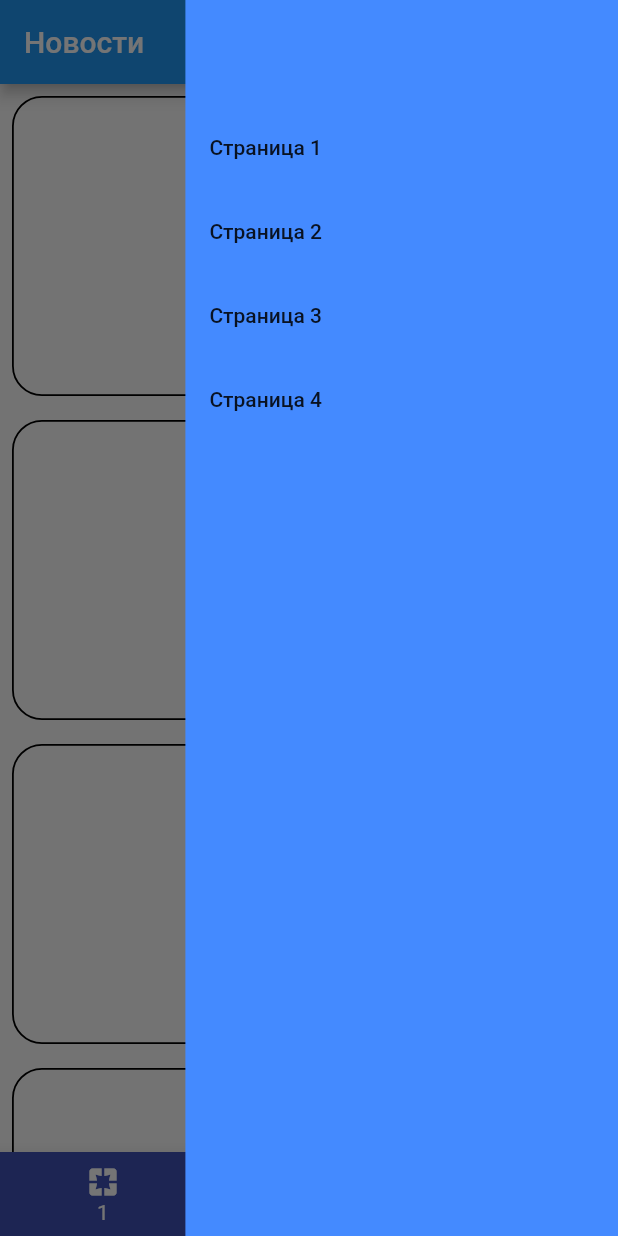
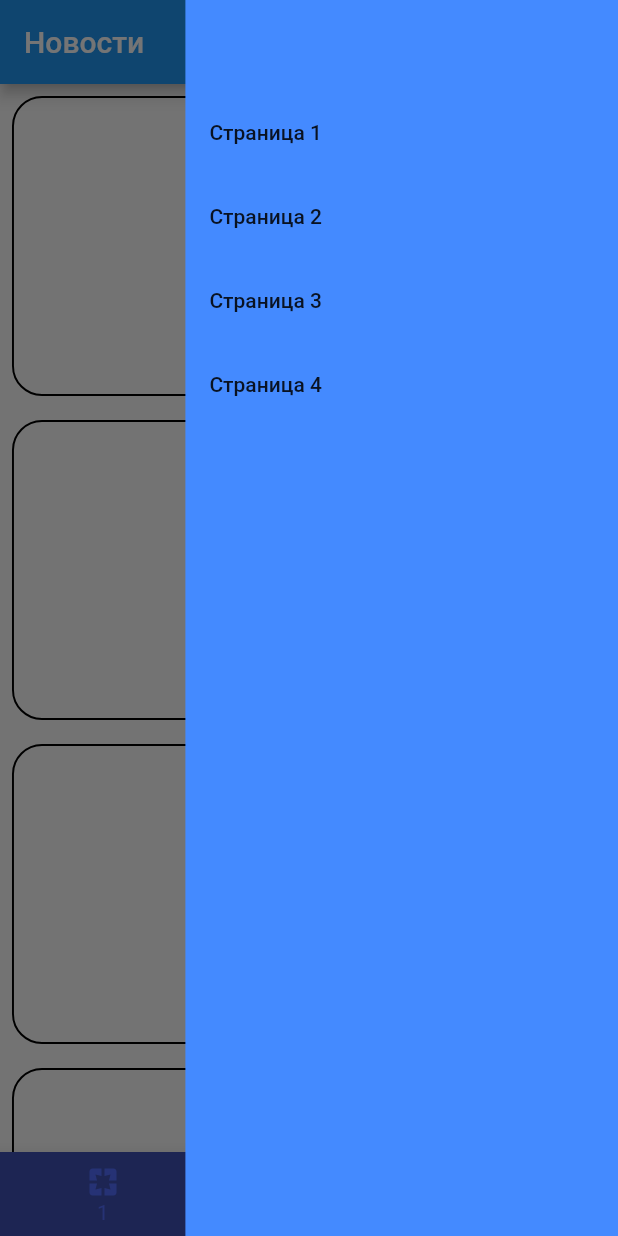
Before and after one commit to bochkarevajv/flutter_testapp, a Flutter app: the screen it shows after launch, after a tap on the "menu" icon, on a phone screen of 412 x 824 dp. Run offline on Flutter 3.47's test engine with Material 2 defaults, Android fonts, the phone set to English and light mode, and no system bars; missing offline and left inert: dart:html.

Commit message:
урок 7
Signed-off-by: bochkarevajv <julia_pimonova@mail.ru>

```diff
--- a/lib/UI/pages/menu.dart
+++ b/lib/UI/pages/menu.dart
@@ -12,7 +12,7 @@ Widget buildMenu(BuildContext context, {width = 200}) {
     child: Column(
       children: [
         SizedBox(
-          height: 70,
+          height: 60,
         ),
         ListTile(
           title: Text('Страница 1'),
--- a/lib/UI/pages/test_screen1.dart
+++ b/lib/UI/pages/test_screen1.dart
@@ -7,8 +7,6 @@ import 'package:nnstories_lesson/UI/widgets/my_scaffold.dart';
 import 'package:nnstories_lesson/UI/widgets/news_widget.dart';
 
 String myString = "";
-
-
 
 
 
--- a/lib/UI/pages/test_screen2.dart
+++ b/lib/UI/pages/test_screen2.dart
@@ -14,5 +14,7 @@ class TestScreen2 extends StatelessWidget {
 
   buildbody(BuildContext context) {
     return Center(child: Text(title),);
+
+
   }
 }
--- a/lib/UI/pages/test_screen3.dart
+++ b/lib/UI/pages/test_screen3.dart
@@ -15,4 +15,7 @@ class TestScreen3 extends StatelessWidget {
   buildbody(BuildContext context) {
     return Center(child: Text(title),);
   }
+
+
+
 }
--- a/lib/UI/pages/test_screen4.dart
+++ b/lib/UI/pages/test_screen4.dart
@@ -16,4 +16,6 @@ class TestScreen4 extends StatelessWidget {
     return Center(child: Text(title),);
   }
 
+
+
 }
--- a/lib/UI/widgets/my_scaffold.dart
+++ b/lib/UI/widgets/my_scaffold.dart
@@ -3,7 +3,7 @@ import 'package:flutter/material.dart';
 import '../pages/menu.dart';
 
 class MyScaffold extends StatelessWidget {
-
+  int _selectedIndex = 0;
   final String title;
   final Widget body;
    MyScaffold({Key? key, this.title='Заголовок', required this.body}) : super(key: key);
@@ -41,9 +41,10 @@ class MyScaffold extends StatelessWidget {
           endDrawer:buildMenu(context, width:width * 0.7),
           body: body,
         bottomNavigationBar: BottomNavigationBar(
-
-          onTap: ,
-          items: const <BottomNavigationBarItem>[
+          currentIndex: _selectedIndex,
+          selectedItemColor: Colors.indigoAccent,
+          onTap: _onPage,
+           items: const <BottomNavigationBarItem>[
             BottomNavigationBarItem(icon: Icon(Icons.pages),
                 label: '1',
             backgroundColor: Colors.indigo,
@@ -67,4 +68,10 @@ class MyScaffold extends StatelessWidget {
     }
   }
 
-    }
+
+  void _onPage(int index) {
+    setState () {
+      _selectedIndex = index;
+    };
+  }
+}
--- a/lib/UI/widgets/news_widget.dart
+++ b/lib/UI/widgets/news_widget.dart
@@ -22,7 +22,7 @@ class NewsWidget extends StatelessWidget{
      padding: EdgeInsets.all(10),
      margin: EdgeInsets.all(8),
      decoration: BoxDecoration(
-       border: Border.all(width: 1.2),
+       border: Border.all(width: 1.3),
      borderRadius: BorderRadius.circular(20)
    ),
    child: Column(
```
